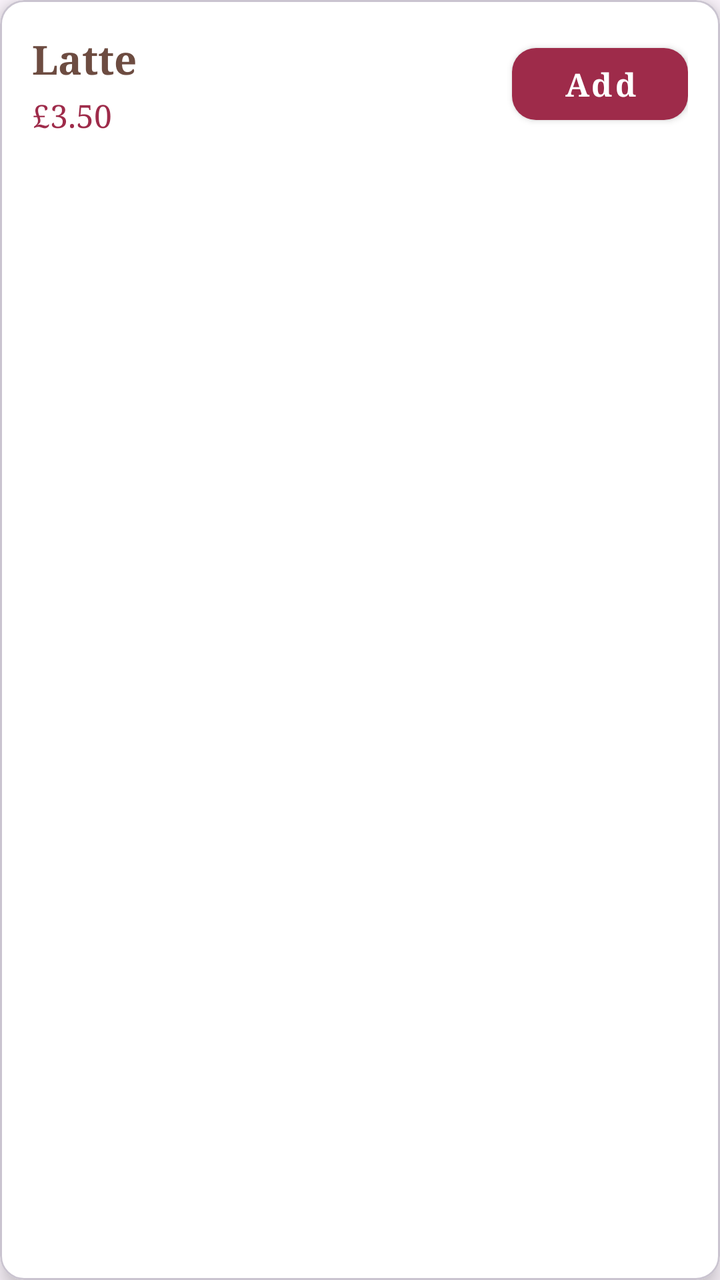
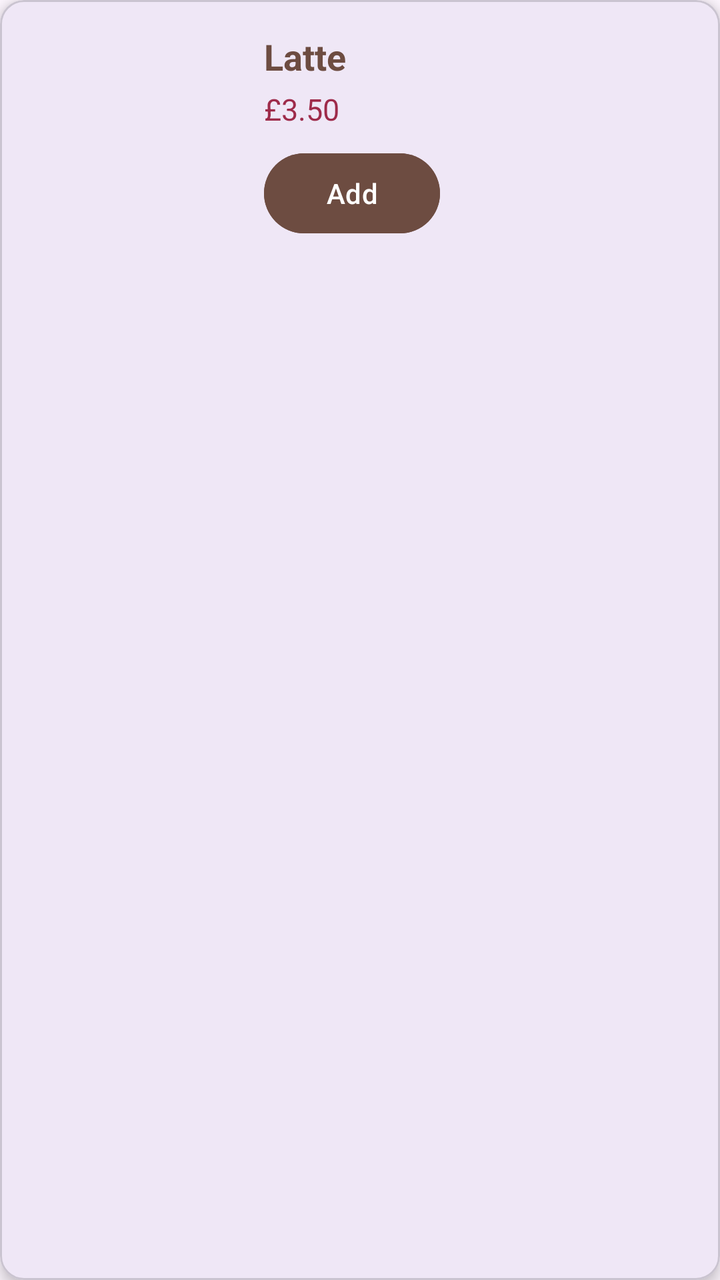

The first picture is an Android layout as it rendered before a commit; the second is the same layout after the commit. The layout source and the unified diff follow.
<!-- AndroidManifest.xml: application theme Theme.CafeShopAssignment -->
<!-- res/layout/item_menu.xml -->
<?xml version="1.0" encoding="utf-8"?>
<com.google.android.material.card.MaterialCardView xmlns:android="http://schemas.android.com/apk/res/android"
    xmlns:app="http://schemas.android.com/apk/res-auto"
    android:layout_width="match_parent"
    android:layout_height="wrap_content"
    android:layout_margin="8dp"
    app:cardCornerRadius="12dp"
    app:cardElevation="6dp"
    app:cardBackgroundColor="@color/white">

    <LinearLayout
        android:layout_width="match_parent"
        android:layout_height="wrap_content"
        android:orientation="horizontal"
        android:padding="16dp"
        android:gravity="center_vertical">


        <LinearLayout
            android:layout_width="0dp"
            android:layout_height="wrap_content"
            android:layout_weight="1"
            android:orientation="vertical">

            <TextView
                android:id="@+id/itemName"
                android:layout_width="wrap_content"
                android:layout_height="wrap_content"
                android:text="Latte"
                android:textSize="20sp"
                android:textStyle="bold"
                android:fontFamily="serif"
                android:textColor="@color/dark_coffee"/>

            <TextView
                android:id="@+id/itemPrice"
                android:layout_width="wrap_content"
                android:layout_height="wrap_content"
                android:text="£3.50"
                android:textSize="16sp"
                android:fontFamily="serif"
                android:textColor="@color/deep_red"
                android:layout_marginTop="4dp"/>
        </LinearLayout>

        <Button
            android:id="@+id/addToCartButton"
            style="@style/PrimaryButton"
            android:layout_width="wrap_content"
            android:layout_height="wrap_content"
            android:text="Add"
            android:textAllCaps="false"
            android:fontFamily="serif"
            android:paddingHorizontal="20dp"/>
    </LinearLayout>

</com.google.android.material.card.MaterialCardView>
<!-- resources referenced by this layout -->
<resources>
  <color name="dark_coffee">#6D4C41</color>
  <color name="deep_red">#9E2B4A</color>
  <color name="white">#FFFFFF</color>
  <style name="PrimaryButton" parent="Widget.MaterialComponents.Button">
          <item name="android:textColor">@color/white</item>
          <item name="backgroundTint">@color/deep_red</item>
          <item name="cornerRadius">12dp</item>
          <item name="android:textStyle">bold</item>
          <item name="android:textSize">16sp</item>
      </style>
  <style name="Theme.CafeShopAssignment" parent="Base.Theme.CafeShopAssignment" />
  <style name="Base.Theme.CafeShopAssignment" parent="Theme.Material3.DayNight.NoActionBar">
          
          
      </style>
</resources>

<!-- the commit's change to res/layout/item_menu.xml (unified diff, before → after) -->
@@ -1,12 +1,11 @@
-<?xml version="1.0" encoding="utf-8"?>
-<com.google.android.material.card.MaterialCardView xmlns:android="http://schemas.android.com/apk/res/android"
+<com.google.android.material.card.MaterialCardView
+    xmlns:android="http://schemas.android.com/apk/res/android"
     xmlns:app="http://schemas.android.com/apk/res-auto"
     android:layout_width="match_parent"
     android:layout_height="wrap_content"
     android:layout_margin="8dp"
     app:cardCornerRadius="12dp"
-    app:cardElevation="6dp"
-    app:cardBackgroundColor="@color/white">
+    app:cardElevation="4dp">
 
     <LinearLayout
         android:layout_width="match_parent"
@@ -14,6 +13,17 @@
         android:orientation="horizontal"
         android:padding="16dp"
         android:gravity="center_vertical">
+
+
+        <ImageView
+            android:id="@+id/itemImage"
+            android:layout_width="100dp"
+            android:layout_height="100dp"
+            android:layout_marginEnd="16dp"
+            android:adjustViewBounds="true"
+            android:scaleType="centerCrop"
+            android:contentDescription="Menu item image"
+            android:clipToOutline="true" />
 
 
         <LinearLayout
@@ -27,31 +37,31 @@
                 android:layout_width="wrap_content"
                 android:layout_height="wrap_content"
                 android:text="Latte"
-                android:textSize="20sp"
+                android:textSize="18sp"
                 android:textStyle="bold"
-                android:fontFamily="serif"
-                android:textColor="@color/dark_coffee"/>
+                android:textColor="@color/dark_coffee" />
 
             <TextView
                 android:id="@+id/itemPrice"
                 android:layout_width="wrap_content"
                 android:layout_height="wrap_content"
                 android:text="£3.50"
-                android:textSize="16sp"
-                android:fontFamily="serif"
+                android:textSize="15sp"
                 android:textColor="@color/deep_red"
-                android:layout_marginTop="4dp"/>
+                android:layout_marginTop="4dp" />
+
+            <Button
+                android:id="@+id/addToCartButton"
+                android:layout_width="wrap_content"
+                android:layout_height="wrap_content"
+                android:text="Add"
+                android:textAllCaps="false"
+                android:fontFamily="sans-serif-medium"
+                android:paddingHorizontal="20dp"
+                android:paddingVertical="6dp"
+                android:textColor="@color/white"
+                android:backgroundTint="@color/dark_coffee"
+                android:layout_marginTop="8dp" />
         </LinearLayout>
-
-        <Button
-            android:id="@+id/addToCartButton"
-            style="@style/PrimaryButton"
-            android:layout_width="wrap_content"
-            android:layout_height="wrap_content"
-            android:text="Add"
-            android:textAllCaps="false"
-            android:fontFamily="serif"
-            android:paddingHorizontal="20dp"/>
     </LinearLayout>
-
 </com.google.android.material.card.MaterialCardView>
<!-- resource entries referenced after the edit -->
@@ -3,13 +3,6 @@
   <color name="dark_coffee">#6D4C41</color>
   <color name="deep_red">#9E2B4A</color>
   <color name="white">#FFFFFF</color>
-  <style name="PrimaryButton" parent="Widget.MaterialComponents.Button">
-          <item name="android:textColor">@color/white</item>
-          <item name="backgroundTint">@color/deep_red</item>
-          <item name="cornerRadius">12dp</item>
-          <item name="android:textStyle">bold</item>
-          <item name="android:textSize">16sp</item>
-      </style>
   <style name="Theme.CafeShopAssignment" parent="Base.Theme.CafeShopAssignment" />
   <style name="Base.Theme.CafeShopAssignment" parent="Theme.Material3.DayNight.NoActionBar">
           
